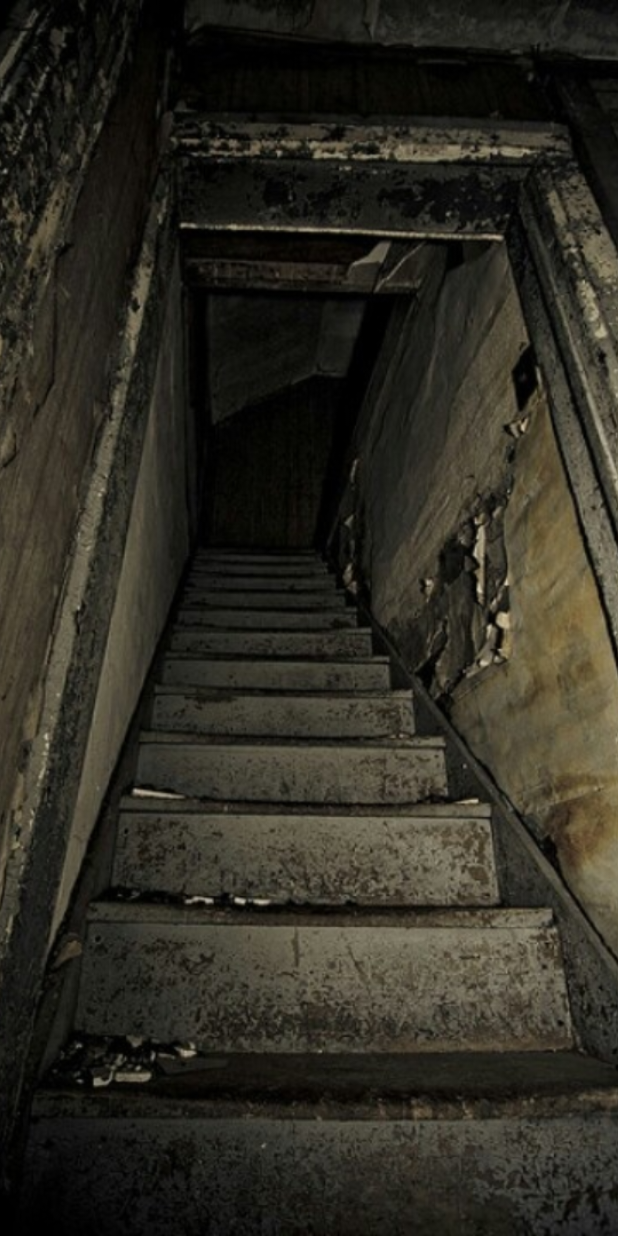
After one commit to Suyog-Bauskar/Calmora, an Android app: the layout fragment_space_five.xml on its own in the app's theme, with its tools: preview values and no code run, on a phone screen of 412 x 824 dp. The commit adds this screen. Run offline under Robolectric (Android 15) with nearby library versions, the phone set to English and light mode, and no system bars.

Commit message:
Add 5 more fragments to show images related to claustrophobia

```diff
--- a/app/src/main/java/com/suyogbauskar/calmora/utils/PhobiaFragmentManager.java
+++ b/app/src/main/java/com/suyogbauskar/calmora/utils/PhobiaFragmentManager.java
@@ -24,7 +24,7 @@ public class PhobiaFragmentManager {
 
     // Fragment indices for each phobia type
     public static final int[] ACROPHOBIA_FRAGMENTS = {0, 1, 2, 3, 8, 9, 10, 11, 12}; // Dizziness, Shortness of Breath, Trembling, Anxiety + 5 new height images
-    public static final int[] CLAUSTROPHOBIA_FRAGMENTS = {4, 5, 6, 7}; // Mental Distortion, Need to Escape, Suffocation, Nausea
+    public static final int[] CLAUSTROPHOBIA_FRAGMENTS = {4, 5, 6, 7, 13, 14, 15, 16, 17}; // Mental Distortion, Need to Escape, Suffocation, Nausea + 5 new claustrophobia images
 
     /**
      * Get the array of fragment indices for a specific phobia type
--- /dev/null
+++ b/app/src/main/res/layout/fragment_space_five.xml
@@ -0,0 +1,15 @@
+<?xml version="1.0" encoding="utf-8"?>
+<FrameLayout xmlns:android="http://schemas.android.com/apk/res/android"
+    xmlns:tools="http://schemas.android.com/tools"
+    android:layout_width="match_parent"
+    android:layout_height="match_parent"
+    tools:context=".fragments.SpaceFiveFragment">
+
+    <ImageView
+        android:layout_width="match_parent"
+        android:layout_height="match_parent"
+        android:src="@drawable/c_5"
+        android:scaleType="centerCrop"
+        android:contentDescription="Claustrophobia image 5" />
+
+</FrameLayout>
```
Also changed, not shown: app/src/main/java/com/suyogbauskar/calmora/Adapter/PhobiaSpecificAdapter.java (+15 -0 lines), app/src/main/java/com/suyogbauskar/calmora/fragments/SpaceFiveFragment.java (added, +26 -0 lines), app/src/main/java/com/suyogbauskar/calmora/fragments/SpaceFourFragment.java (added, +26 -0 lines), app/src/main/java/com/suyogbauskar/calmora/fragments/SpaceOneFragment.java (added, +26 -0 lines), app/src/main/java/com/suyogbauskar/calmora/fragments/SpaceThreeFragment.java (added, +26 -0 lines), app/src/main/java/com/suyogbauskar/calmora/fragments/SpaceTwoFragment.java (added, +26 -0 lines), app/src/main/res/layout/fragment_space_four.xml (added, +15 -0 lines), app/src/main/res/layout/fragment_space_one.xml (added, +15 -0 lines), app/src/main/res/layout/fragment_space_three.xml (added, +15 -0 lines), app/src/main/res/layout/fragment_space_two.xml (added, +15 -0 lines), app/src/main/res/drawable/c_1.png (added), app/src/main/res/drawable/c_2.png (added), app/src/main/res/drawable/c_3.png (added), app/src/main/res/drawable/c_4.png (added), 1 more files.
